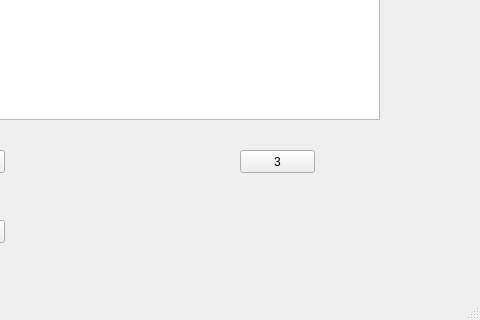
First picture: the form in proyecto_final_/pantalla_menu.ui, repository jstom12/proyecto_final_infii_JUANMANUELRESTREPO, before the edit; both pictures show x 520 to 1000 and y 380 to 700 of the 1000 by 700 pixel window.
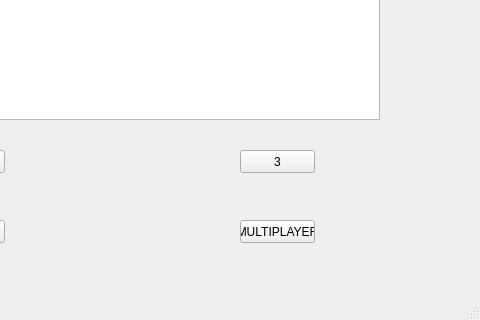
Second picture: the form after the edit.

```diff
--- a/proyecto_final_/pantalla_menu.ui
+++ b/proyecto_final_/pantalla_menu.ui
@@ -148,6 +148,19 @@
      <string>ENTRAR</string>
     </property>
    </widget>
+   <widget class="QPushButton" name="pushButton">
+    <property name="geometry">
+     <rect>
+      <x>760</x>
+      <y>600</y>
+      <width>75</width>
+      <height>23</height>
+     </rect>
+    </property>
+    <property name="text">
+     <string>MULTIPLAYER</string>
+    </property>
+   </widget>
   </widget>
   <widget class="QMenuBar" name="menubar">
    <property name="geometry">
```
